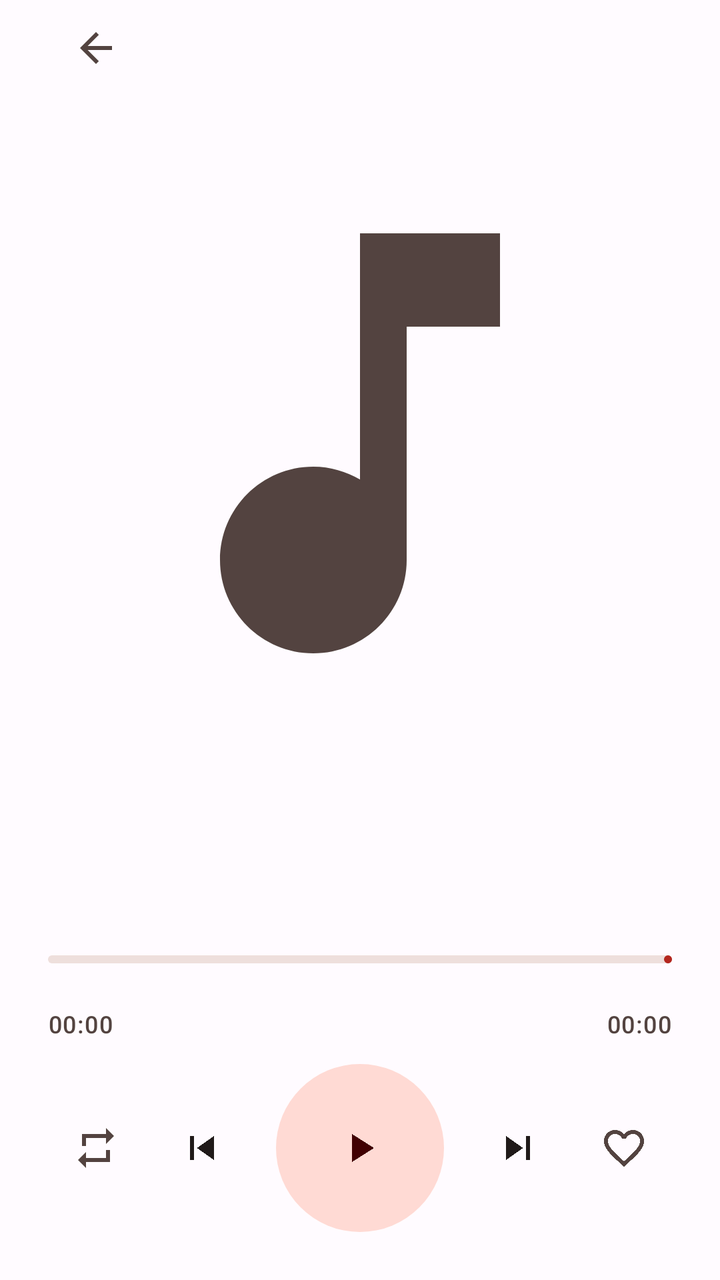
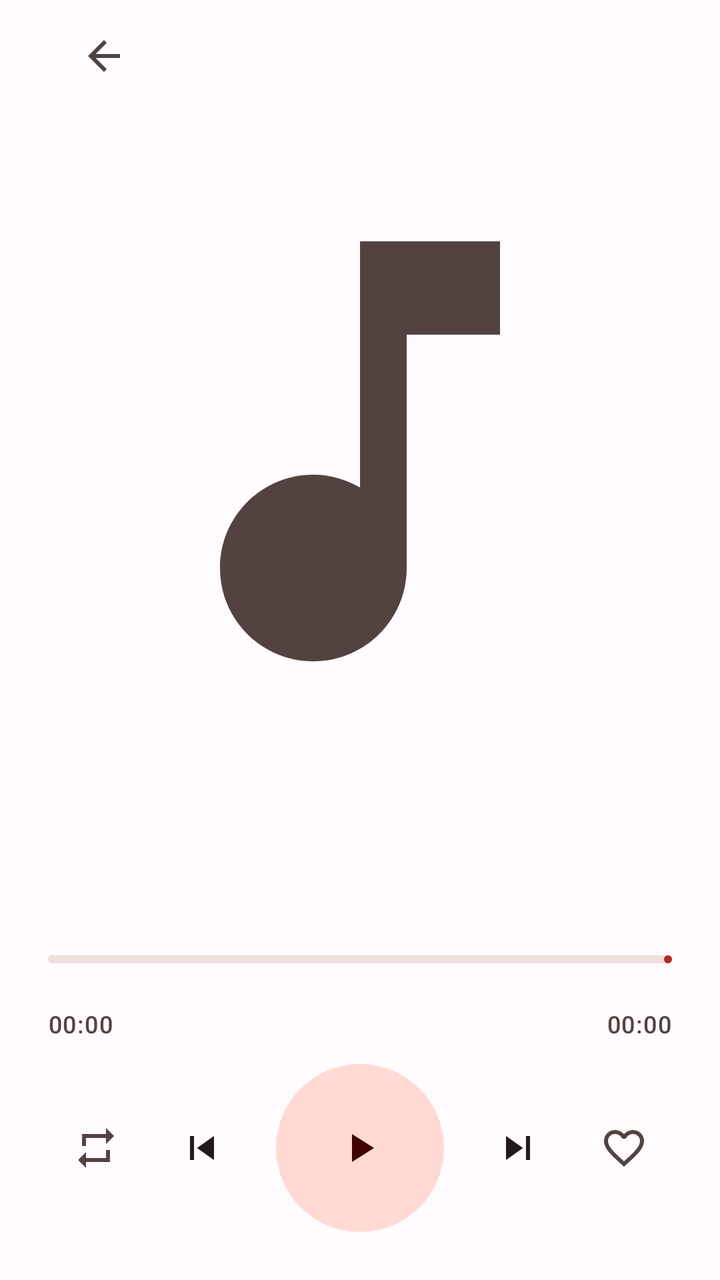

Compare the two renders of this Android layout. The source of the first and the diff that turns it into the second are given below.
<!-- AndroidManifest.xml: activity theme Theme.LiteMusic.Player -->
<!-- res/layout/activity_player.xml -->
<?xml version="1.0" encoding="utf-8"?>
<LinearLayout xmlns:android="http://schemas.android.com/apk/res/android"
    xmlns:app="http://schemas.android.com/apk/res-auto"
    android:layout_width="match_parent"
    android:layout_height="match_parent"
    android:background="?attr/colorSurface"
    android:fitsSystemWindows="true"
    android:orientation="vertical"
    android:paddingStart="24dp"
    android:paddingEnd="24dp">

    <LinearLayout
        android:layout_width="match_parent"
        android:layout_height="48dp"
        android:gravity="center_vertical"
        android:orientation="horizontal">

        <ImageButton
            android:id="@+id/btn_back"
            android:layout_width="48dp"
            android:layout_height="48dp"
            android:background="?attr/selectableItemBackgroundBorderless"
            android:contentDescription="@null"
            android:src="@drawable/ic_back"
            android:tint="?attr/colorOnSurfaceVariant" />

        <View
            android:layout_width="0dp"
            android:layout_height="1dp"
            android:layout_weight="1" />

        
        <com.google.android.material.button.MaterialButton
            android:id="@+id/btn_trans_toggle"
            style="@style/Widget.Material3.Button.TextButton"
            android:layout_width="wrap_content"
            android:layout_height="wrap_content"
            android:minWidth="0dp"
            android:paddingStart="10dp"
            android:paddingEnd="10dp"
            android:text="@string/btn_trans"
            android:textColor="?attr/colorPrimary"
            android:visibility="gone" />
    </LinearLayout>

    <FrameLayout
        android:layout_width="match_parent"
        android:layout_height="0dp"
        android:layout_weight="1">

        <ImageView
            android:id="@+id/cover"
            android:layout_width="match_parent"
            android:layout_height="match_parent"
            android:layout_margin="16dp"
            android:contentDescription="@null"
            android:scaleType="fitCenter"
            android:src="@drawable/ic_music_note" />

        <ScrollView
            android:id="@+id/lyric_scroll"
            android:layout_width="match_parent"
            android:layout_height="match_parent"
            android:fillViewport="true"
            android:scrollbars="none"
            android:visibility="gone">

            <LinearLayout
                android:id="@+id/lyric_container"
                android:layout_width="match_parent"
                android:layout_height="wrap_content"
                android:gravity="center"
                android:orientation="vertical" />
        </ScrollView>

        <TextView
            android:id="@+id/lyric_empty"
            android:layout_width="wrap_content"
            android:layout_height="wrap_content"
            android:layout_gravity="center"
            android:text="@string/no_lyric"
            android:textAppearance="@style/TextAppearance.Material3.BodyMedium"
            android:textColor="?attr/colorOnSurfaceVariant"
            android:visibility="gone" />
    </FrameLayout>

    
    <HorizontalScrollView
        android:id="@+id/song_name_scroll"
        android:layout_width="match_parent"
        android:layout_height="wrap_content"
        android:fillViewport="true"
        android:overScrollMode="never"
        android:scrollbars="none">

        <TextView
            android:id="@+id/song_name"
            android:layout_width="wrap_content"
            android:layout_height="wrap_content"
            android:gravity="center"
            android:maxLines="1"
            android:textAppearance="@style/TextAppearance.Material3.TitleLarge"
            android:textColor="?attr/colorOnSurface" />
    </HorizontalScrollView>

    
    <HorizontalScrollView
        android:id="@+id/song_artist_scroll"
        android:layout_width="match_parent"
        android:layout_height="wrap_content"
        android:layout_marginTop="4dp"
        android:fillViewport="true"
        android:overScrollMode="never"
        android:scrollbars="none">

        <TextView
            android:id="@+id/song_artist"
            android:layout_width="wrap_content"
            android:layout_height="wrap_content"
            android:background="?attr/selectableItemBackground"
            android:gravity="center"
            android:maxLines="1"
            android:paddingTop="2dp"
            android:paddingBottom="2dp"
            android:textAppearance="@style/TextAppearance.Material3.BodyMedium"
            android:textColor="?attr/colorOnSurfaceVariant" />
    </HorizontalScrollView>

    
    <FrameLayout
        android:layout_width="match_parent"
        android:layout_height="48dp"
        android:layout_marginTop="4dp">

        <com.google.android.material.progressindicator.LinearProgressIndicator
            android:id="@+id/seek"
            android:layout_width="match_parent"
            android:layout_height="4dp"
            android:layout_gravity="center_vertical"
            android:max="10000"
            android:progress="0"
            app:indicatorColor="?attr/colorPrimary"
            app:indicatorTrackGapSize="4dp"
            app:trackColor="?attr/colorSurfaceContainerHighest"
            app:trackCornerRadius="2dp"
            app:trackStopIndicatorSize="4dp"
            app:trackThickness="4dp" />

        <View
            android:id="@+id/seek_touch"
            android:layout_width="match_parent"
            android:layout_height="48dp" />
    </FrameLayout>

    <LinearLayout
        android:layout_width="match_parent"
        android:layout_height="wrap_content"
        android:orientation="horizontal">

        <TextView
            android:id="@+id/time_current"
            android:layout_width="0dp"
            android:layout_height="wrap_content"
            android:layout_weight="1"
            android:text="00:00"
            android:textAppearance="@style/TextAppearance.Material3.LabelMedium"
            android:textColor="?attr/colorOnSurfaceVariant" />

        <TextView
            android:id="@+id/time_total"
            android:layout_width="wrap_content"
            android:layout_height="wrap_content"
            android:text="00:00"
            android:textAppearance="@style/TextAppearance.Material3.LabelMedium"
            android:textColor="?attr/colorOnSurfaceVariant" />
    </LinearLayout>

    <LinearLayout
        android:layout_width="match_parent"
        android:layout_height="wrap_content"
        android:layout_marginTop="12dp"
        android:layout_marginBottom="24dp"
        android:gravity="center_vertical"
        android:orientation="horizontal">

        <ImageButton
            android:id="@+id/btn_mode"
            android:layout_width="48dp"
            android:layout_height="48dp"
            android:background="?attr/selectableItemBackgroundBorderless"
            android:contentDescription="@null"
            android:src="@drawable/ic_repeat"
            android:tint="?attr/colorOnSurfaceVariant" />

        <View
            android:layout_width="0dp"
            android:layout_height="1dp"
            android:layout_weight="1" />

        <ImageButton
            android:id="@+id/btn_prev"
            android:layout_width="56dp"
            android:layout_height="56dp"
            android:background="?attr/selectableItemBackgroundBorderless"
            android:contentDescription="@null"
            android:src="@drawable/ic_prev"
            android:tint="?attr/colorOnSurface" />

        <View
            android:layout_width="0dp"
            android:layout_height="1dp"
            android:layout_weight="1" />

        <FrameLayout
            android:layout_width="84dp"
            android:layout_height="84dp"
            android:layout_marginStart="8dp"
            android:layout_marginEnd="8dp">

            <View
                android:layout_width="match_parent"
                android:layout_height="match_parent"
                android:background="@drawable/bg_circle_primary" />

            <ImageButton
                android:id="@+id/btn_play"
                android:layout_width="match_parent"
                android:layout_height="match_parent"
                android:background="?attr/selectableItemBackgroundBorderless"
                android:contentDescription="@null"
                android:src="@drawable/ic_play"
                android:tint="?attr/colorOnPrimaryContainer" />
        </FrameLayout>

        <View
            android:layout_width="0dp"
            android:layout_height="1dp"
            android:layout_weight="1" />

        <ImageButton
            android:id="@+id/btn_next"
            android:layout_width="56dp"
            android:layout_height="56dp"
            android:background="?attr/selectableItemBackgroundBorderless"
            android:contentDescription="@null"
            android:src="@drawable/ic_next"
            android:tint="?attr/colorOnSurface" />

        <View
            android:layout_width="0dp"
            android:layout_height="1dp"
            android:layout_weight="1" />

        <ImageButton
            android:id="@+id/btn_like"
            android:layout_width="48dp"
            android:layout_height="48dp"
            android:background="?attr/selectableItemBackgroundBorderless"
            android:contentDescription="@null"
            android:src="@drawable/ic_heart"
            android:tint="?attr/colorOnSurfaceVariant" />
    </LinearLayout>
</LinearLayout>
<!-- resources referenced by this layout -->
<resources>
  <!-- drawable bg_circle_primary (drawable) -->
  <?xml version="1.0" encoding="utf-8"?>
  <shape xmlns:android="http://schemas.android.com/apk/res/android"
      android:shape="oval">
      
      <solid android:color="?attr/colorPrimaryContainer" />
  </shape>
  <!-- drawable ic_next (drawable) -->
  <vector xmlns:android="http://schemas.android.com/apk/res/android"
      android:width="24dp" android:height="24dp"
      android:viewportWidth="24" android:viewportHeight="24"
      android:tint="?attr/colorOnSurface">
      <path android:fillColor="@android:color/white" android:pathData="M6,18l8.5,-6L6,6v12zM16,6v12h2V6h-2z"/>
  </vector>
  <!-- drawable ic_play (drawable) -->
  <vector xmlns:android="http://schemas.android.com/apk/res/android"
      android:width="24dp" android:height="24dp"
      android:viewportWidth="24" android:viewportHeight="24"
      android:tint="?attr/colorOnPrimaryContainer">
      <path android:fillColor="@android:color/white" android:pathData="M8,5v14l11,-7z"/>
  </vector>
  <!-- drawable ic_prev (drawable) -->
  <vector xmlns:android="http://schemas.android.com/apk/res/android"
      android:width="24dp" android:height="24dp"
      android:viewportWidth="24" android:viewportHeight="24"
      android:tint="?attr/colorOnSurface">
      <path android:fillColor="@android:color/white" android:pathData="M6,6h2v12H6zM9.5,12l8.5,6V6z"/>
  </vector>
  <string name="btn_trans">译</string>
  <string name="no_lyric">暂无歌词</string>
  <style name="Theme.LiteMusic.Player" parent="Theme.LiteMusic.Base">
          <item name="android:statusBarColor">?attr/colorSurface</item>
          <item name="android:navigationBarColor">?attr/colorSurface</item>
      </style>
  <color name="md_primary">#B3261E</color>
  <color name="md_on_primary">#FFFFFF</color>
  <color name="md_primary_container">#FFDAD4</color>
  <color name="md_on_primary_container">#410002</color>
  <color name="md_secondary">#775651</color>
  <color name="md_on_secondary">#FFFFFF</color>
  <color name="md_secondary_container">#FFDAD4</color>
  <color name="md_on_secondary_container">#2C1512</color>
  <color name="md_tertiary">#705C2E</color>
  <color name="md_on_tertiary">#FFFFFF</color>
  <color name="md_tertiary_container">#FBDFA6</color>
  <color name="md_on_tertiary_container">#251A00</color>
  <color name="md_error">#BA1A1A</color>
  <color name="md_on_error">#FFFFFF</color>
  <color name="md_error_container">#FFDAD6</color>
  <color name="md_on_error_container">#410002</color>
  <color name="md_surface">#FFFBFF</color>
  <color name="md_on_surface">#201A19</color>
  <color name="md_surface_variant">#F5DDDA</color>
  <color name="md_on_surface_variant">#534340</color>
  <color name="md_surface_container_lowest">#FFFFFF</color>
  <color name="md_surface_container_low">#FFF8F7</color>
  <color name="md_surface_container">#FAF0EE</color>
  <color name="md_surface_container_high">#F4E5E2</color>
  <color name="md_surface_container_highest">#EEDFDC</color>
  <color name="md_outline">#857371</color>
  <color name="md_outline_variant">#D8C2BE</color>
  <color name="md_inverse_surface">#362F2E</color>
  <color name="md_inverse_on_surface">#FBEEEC</color>
  <color name="md_inverse_primary">#FFB4A8</color>
  <!-- unchanged entries left out for length: 6 -->
</resources>

<!-- the commit's change to res/layout/activity_player.xml (unified diff, before → after) -->
@@ -11,15 +11,19 @@
 
     <LinearLayout
         android:layout_width="match_parent"
-        android:layout_height="48dp"
+        android:layout_height="wrap_content"
+        android:clipChildren="false"
+        android:clipToPadding="false"
         android:gravity="center_vertical"
-        android:orientation="horizontal">
+        android:minHeight="56dp"
+        android:orientation="horizontal"
+        android:padding="4dp">
 
         <ImageButton
             android:id="@+id/btn_back"
             android:layout_width="48dp"
             android:layout_height="48dp"
-            android:background="?attr/selectableItemBackgroundBorderless"
+            android:background="@drawable/bg_circle_ripple"
             android:contentDescription="@null"
             android:src="@drawable/ic_back"
             android:tint="?attr/colorOnSurfaceVariant" />
@@ -30,15 +34,16 @@
             android:layout_weight="1" />
 
         
-        <com.google.android.material.button.MaterialButton
+        <TextView
             android:id="@+id/btn_trans_toggle"
-            style="@style/Widget.Material3.Button.TextButton"
-            android:layout_width="wrap_content"
-            android:layout_height="wrap_content"
-            android:minWidth="0dp"
-            android:paddingStart="10dp"
-            android:paddingEnd="10dp"
+            android:layout_width="48dp"
+            android:layout_height="48dp"
+            android:background="@drawable/bg_circle_ripple"
+            android:clickable="true"
+            android:focusable="true"
+            android:gravity="center"
             android:text="@string/btn_trans"
+            android:textAppearance="@style/TextAppearance.Material3.LabelLarge"
             android:textColor="?attr/colorPrimary"
             android:visibility="gone" />
     </LinearLayout>
@@ -48,14 +53,25 @@
         android:layout_height="0dp"
         android:layout_weight="1">
 
-        <ImageView
-            android:id="@+id/cover"
+        <androidx.constraintlayout.widget.ConstraintLayout
             android:layout_width="match_parent"
             android:layout_height="match_parent"
-            android:layout_margin="16dp"
-            android:contentDescription="@null"
-            android:scaleType="fitCenter"
-            android:src="@drawable/ic_music_note" />
+            android:layout_margin="16dp">
+
+            <com.google.android.material.imageview.ShapeableImageView
+                android:id="@+id/cover"
+                android:layout_width="0dp"
+                android:layout_height="0dp"
+                android:contentDescription="@null"
+                android:scaleType="fitCenter"
+                android:src="@drawable/ic_music_note"
+                app:layout_constraintBottom_toBottomOf="parent"
+                app:layout_constraintDimensionRatio="1:1"
+                app:layout_constraintEnd_toEndOf="parent"
+                app:layout_constraintStart_toStartOf="parent"
+                app:layout_constraintTop_toTopOf="parent"
+                app:shapeAppearanceOverlay="@style/ShapeAppearance.Lite.Rounded12" />
+        </androidx.constraintlayout.widget.ConstraintLayout>
 
         <ScrollView
             android:id="@+id/lyric_scroll"
<!-- resource entries referenced after the edit -->
@@ -7,6 +7,17 @@
       
       <solid android:color="?attr/colorPrimaryContainer" />
   </shape>
+  <!-- drawable bg_circle_ripple (drawable) -->
+  <?xml version="1.0" encoding="utf-8"?>
+  <ripple xmlns:android="http://schemas.android.com/apk/res/android"
+      android:color="?attr/colorControlHighlight">
+  
+      <item android:id="@android:id/mask">
+          <shape android:shape="oval">
+              <solid android:color="#FFFFFFFF" />
+          </shape>
+      </item>
+  </ripple>
   <!-- drawable ic_next (drawable) -->
   <vector xmlns:android="http://schemas.android.com/apk/res/android"
       android:width="24dp" android:height="24dp"
@@ -30,6 +41,10 @@
   </vector>
   <string name="btn_trans">译</string>
   <string name="no_lyric">暂无歌词</string>
+  <style name="ShapeAppearance.Lite.Rounded12" parent="">
+          <item name="cornerFamily">rounded</item>
+          <item name="cornerSize">12dp</item>
+      </style>
   <style name="Theme.LiteMusic.Player" parent="Theme.LiteMusic.Base">
           <item name="android:statusBarColor">?attr/colorSurface</item>
           <item name="android:navigationBarColor">?attr/colorSurface</item>
